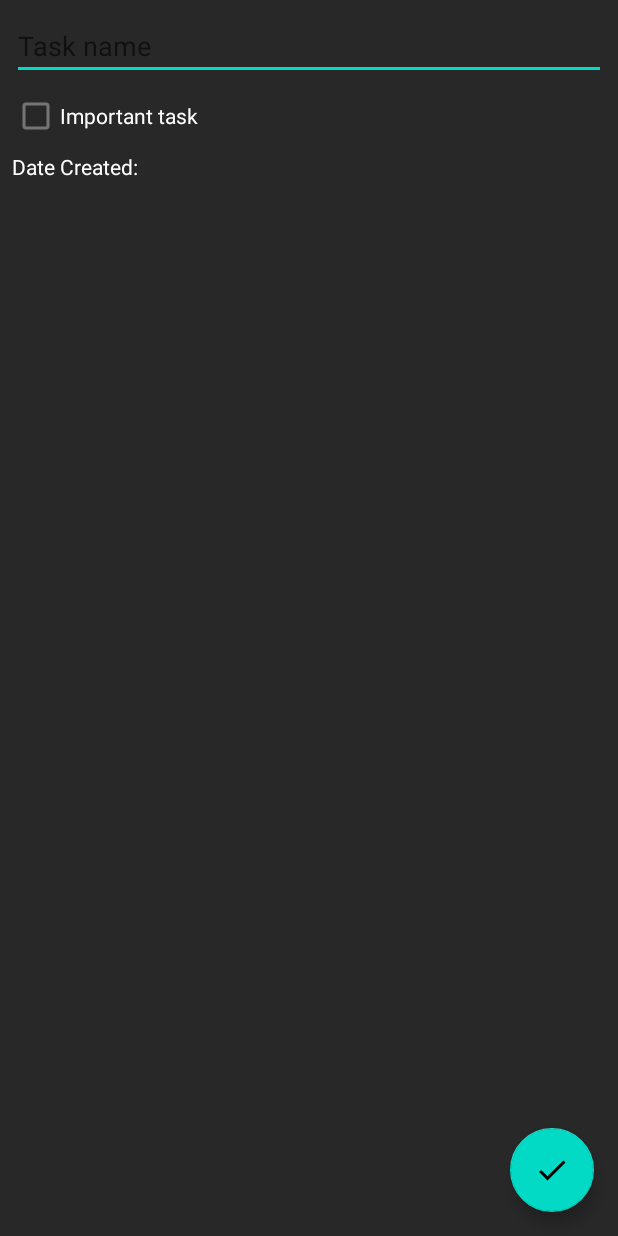
After one commit to StefanSavic018/Todo, an Android app: the layout fragment_add_edit_task.xml on its own in the app's theme, with its tools: preview values and no code run, on a phone screen of 412 x 824 dp. The commit adds this screen. Run offline under Robolectric (Android 15) with nearby library versions, the phone set to English and light mode, and no system bars.

Commit message:
navigation component (fragment)

```diff
--- a/app/src/main/AndroidManifest.xml
+++ b/app/src/main/AndroidManifest.xml
@@ -10,7 +10,7 @@
         android:supportsRtl="true"
         android:theme="@style/Theme.Todo">
         <activity
-            android:name=".MainActivity"
+            android:name=".ui.MainActivity"
             android:exported="true">
             <intent-filter>
                 <action android:name="android.intent.action.MAIN" />
--- a/app/src/main/java/com/stefan/todo/MainActivity.kt
+++ b/app/src/main/java/com/stefan/todo/ui/MainActivity.kt
@@ -1,7 +1,8 @@
-package com.stefan.todo
+package com.stefan.todo.ui
 
 import androidx.appcompat.app.AppCompatActivity
 import android.os.Bundle
+import com.stefan.todo.R
 
 class MainActivity : AppCompatActivity() {
     override fun onCreate(savedInstanceState: Bundle?) {
--- /dev/null
+++ b/app/src/main/res/layout/fragment_add_edit_task.xml
@@ -0,0 +1,47 @@
+<?xml version="1.0" encoding="utf-8"?>
+<androidx.coordinatorlayout.widget.CoordinatorLayout xmlns:android="http://schemas.android.com/apk/res/android"
+    xmlns:tools="http://schemas.android.com/tools"
+    android:layout_width="match_parent"
+    android:layout_height="match_parent"
+    android:background="@color/backgroundDark">
+
+    <LinearLayout
+        android:layout_width="match_parent"
+        android:layout_height="wrap_content"
+        android:orientation="vertical"
+        android:padding="8dp">
+
+        <EditText
+            android:id="@+id/editText_taskName"
+            android:layout_width="match_parent"
+            android:layout_height="wrap_content"
+            android:hint="Task name"
+            android:inputType="text"
+            android:textColor="@color/white" />
+
+        <CheckBox
+            android:id="@+id/checkBox_important"
+            android:layout_width="match_parent"
+            android:layout_height="wrap_content"
+            android:text="Important task"
+            android:textColor="@color/white" />
+
+        <TextView
+            android:id="@+id/textView_dateCreated"
+            android:layout_width="wrap_content"
+            android:layout_height="wrap_content"
+            android:text="Date Created: "
+            android:textColor="@color/white" />
+
+
+    </LinearLayout>
+
+    <com.google.android.material.floatingactionbutton.FloatingActionButton
+        android:id="@+id/fab_save_task"
+        android:layout_width="wrap_content"
+        android:layout_height="wrap_content"
+        android:layout_gravity="bottom|end"
+        android:layout_margin="16dp"
+        android:src="@drawable/ic_check_mark" />
+
+</androidx.coordinatorlayout.widget.CoordinatorLayout>
--- a/build.gradle
+++ b/build.gradle
@@ -9,7 +9,7 @@ buildscript {
         classpath "com.android.tools.build:gradle:7.0.3"
         classpath "org.jetbrains.kotlin:kotlin-gradle-plugin:1.6.0"
         classpath("com.google.dagger:hilt-android-gradle-plugin:2.38.1")
-        classpath("androidx.navigation:navigation-safe-args-gradle-plugin:2.3.5")
+        //classpath("androidx.navigation:navigation-safe-args-gradle-plugin:2.3.5")
         // NOTE: Do not place your application dependencies here; they belong
         // in the individual module build.gradle files
     }
```
Also changed, not shown: app/build.gradle (+28 -36 lines), app/src/main/java/com/stefan/todo/data/Task.kt (added, +21 -0 lines), app/src/main/java/com/stefan/todo/data/TaskDao.kt (added, +7 -0 lines), app/src/main/java/com/stefan/todo/ui/tasks/TasksFragment.kt (added, +7 -0 lines), app/src/main/res/layout/activity_main.xml (+8 -9 lines), app/src/main/res/layout/fragment_tasks.xml (added, +22 -0 lines), app/src/main/res/layout/item_task.xml (added, +40 -0 lines), app/src/main/res/navigation/nav_graph.xml (added, +13 -0 lines), gradle.properties (+6 -6 lines), 1 other file.
